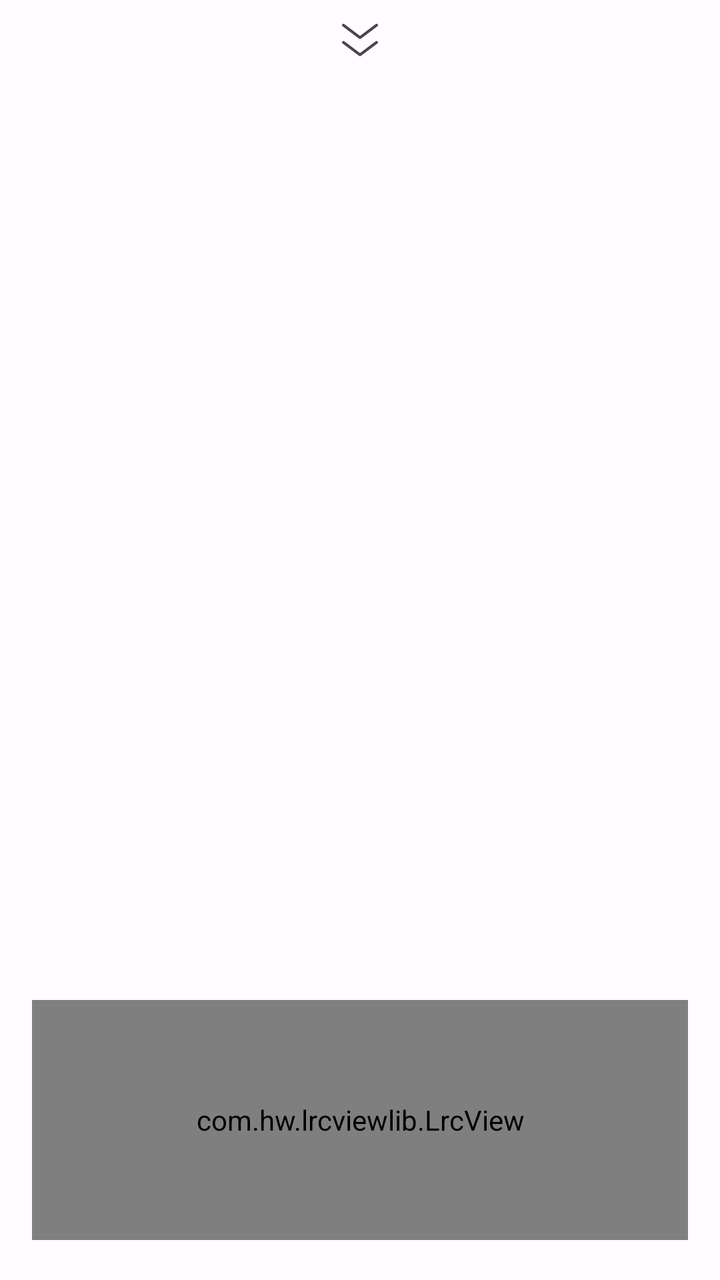
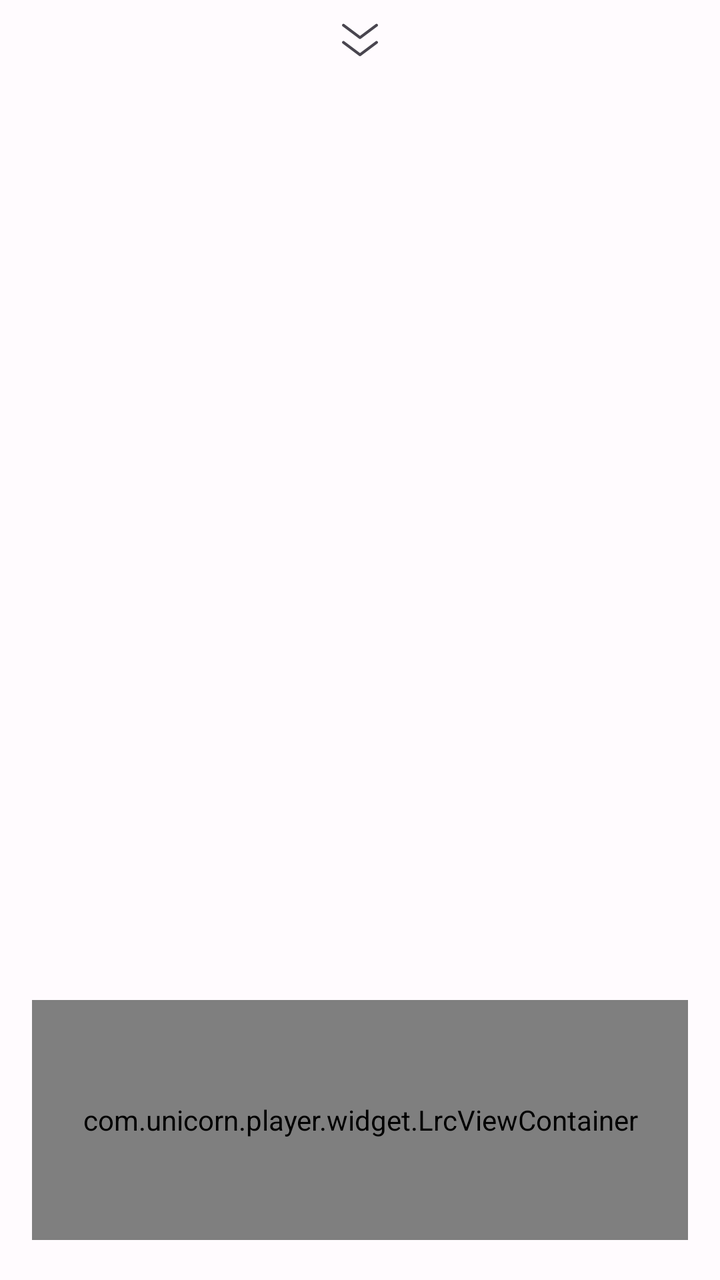

Screens rendered from an Android XML layout before and after an edit, with the pre-edit source and the edit as a unified diff.
<!-- AndroidManifest.xml: activity theme Theme.UnicornPlayer -->
<!-- res/layout/activity_player.xml -->
<?xml version="1.0" encoding="utf-8"?>
<androidx.constraintlayout.widget.ConstraintLayout xmlns:android="http://schemas.android.com/apk/res/android"
    xmlns:app="http://schemas.android.com/apk/res-auto"
    android:layout_width="match_parent"
    android:layout_height="match_parent">

    <androidx.viewpager2.widget.ViewPager2
        android:id="@+id/viewPager"
        android:layout_width="match_parent"
        android:layout_height="match_parent" />

    
    <ImageView
        android:id="@+id/ivCollapse"
        android:layout_width="wrap_content"
        android:layout_height="wrap_content"
        android:layout_marginTop="8dp"
        android:contentDescription="收起"
        android:src="@drawable/ic_collapse"
        app:layout_constraintEnd_toEndOf="parent"
        app:layout_constraintStart_toStartOf="parent"
        app:layout_constraintTop_toTopOf="parent"
        app:tint="@color/onSurfaceVariant" />

    <com.hw.lrcviewlib.LrcView
        android:id="@+id/lrcView"
        android:layout_width="match_parent"
        android:layout_height="120dp"
        android:layout_marginStart="16dp"
        android:layout_marginEnd="16dp"
        android:layout_marginBottom="20dp"
        app:layout_constraintBottom_toBottomOf="parent"
        app:layout_constraintEnd_toEndOf="parent"
        app:layout_constraintStart_toStartOf="parent" />

</androidx.constraintlayout.widget.ConstraintLayout>
<!-- resources referenced by this layout -->
<resources>
  <color name="onSurfaceVariant">#49454F</color>
  <!-- drawable ic_collapse (drawable) -->
  <?xml version="1.0" encoding="utf-8"?>
  <vector xmlns:android="http://schemas.android.com/apk/res/android"
      android:width="24dp"
      android:height="24dp"
      android:viewportWidth="1024"
      android:viewportHeight="1024">
      <path
          android:fillColor="#ff000000"
          android:pathData="M847.337,538.6l-335.429,251.571L176.479,538.6a29.862,29.862 0,0 0,-17.977 -6.002c-9.121,2.6645353E-15 -18.13,4.144 -24.023,12.002 -9.941,13.255 -7.255,32.059 6,42L493.908,851.671a30,30 0,0 0,36 -1.0658141E-14L883.337,586.6c13.255,-9.941 15.941,-28.745 6,-42 -9.941,-13.256 -28.746,-15.941 -42,-6zm-706.673,-318.269L494.092,485.403a30,30 0,0 0,36 -1.0658141E-14L883.521,220.331c13.255,-9.941 15.941,-28.745 6,-42s-28.746,-15.94 -42,-6l-335.429,251.572 -335.428,-251.572a29.862,29.862 0,0 0,-17.977 -6.002c-9.121,2.6645353E-15 -18.13,4.144 -24.023,12.002 -9.941,13.255 -7.255,32.059 6,42z" />
  
  </vector>
  <color name="primary">#6750A4</color>
  <color name="onPrimary">#FFFFFF</color>
  <color name="primaryContainer">#EADDFF</color>
  <color name="onPrimaryContainer">#21005D</color>
  <color name="secondary">#625B71</color>
  <color name="onSecondary">#FFFFFF</color>
  <color name="secondaryContainer">#E8DEF8</color>
  <color name="onSecondaryContainer">#1D192B</color>
  <color name="tertiary">#7D5260</color>
  <color name="onTertiary">#FFFFFF</color>
  <color name="tertiaryContainer">#FFD8E4</color>
  <color name="onTertiaryContainer">#31111D</color>
  <color name="error">#BA1A1A</color>
  <color name="onError">#FFFFFF</color>
  <color name="errorContainer">#FFDAD6</color>
  <color name="onErrorContainer">#410002</color>
  <color name="background">#FFFBFE</color>
  <color name="onBackground">#1C1B1F</color>
  <color name="surface">#FFFBFE</color>
  <color name="onSurface">#1C1B1F</color>
  <color name="surfaceVariant">#E7E0EC</color>
  <color name="outline">#79747E</color>
  <color name="outlineVariant">#CAC4D0</color>
  <!-- unchanged entries left out for length: 1 -->
</resources>

<!-- the commit's change to res/layout/activity_player.xml (unified diff, before → after) -->
@@ -22,8 +22,8 @@
         app:layout_constraintTop_toTopOf="parent"
         app:tint="@color/onSurfaceVariant" />
 
-    <com.hw.lrcviewlib.LrcView
-        android:id="@+id/lrcView"
+    <com.unicorn.player.widget.LrcViewContainer
+        android:id="@+id/lrcViewContainer"
         android:layout_width="match_parent"
         android:layout_height="120dp"
         android:layout_marginStart="16dp"
@@ -31,6 +31,13 @@
         android:layout_marginBottom="20dp"
         app:layout_constraintBottom_toBottomOf="parent"
         app:layout_constraintEnd_toEndOf="parent"
-        app:layout_constraintStart_toStartOf="parent" />
+        app:layout_constraintStart_toStartOf="parent">
+
+        <com.hw.lrcviewlib.LrcView
+            android:id="@+id/lrcView"
+            android:layout_width="match_parent"
+            android:layout_height="match_parent" />
+
+    </com.unicorn.player.widget.LrcViewContainer>
 
 </androidx.constraintlayout.widget.ConstraintLayout>
